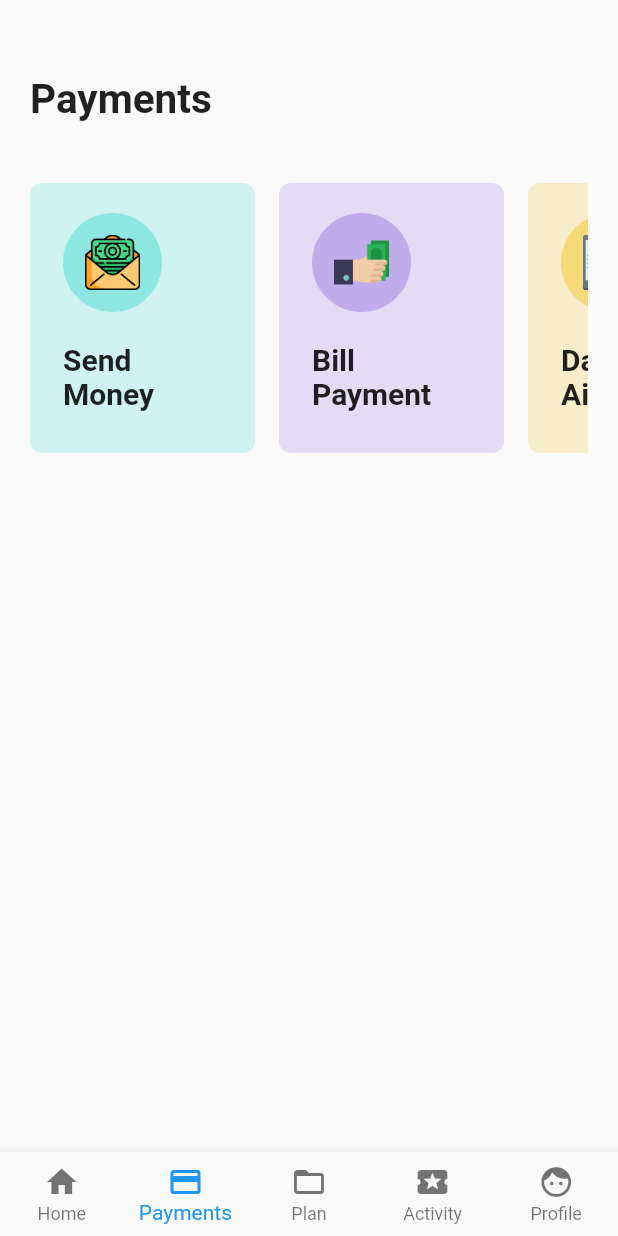
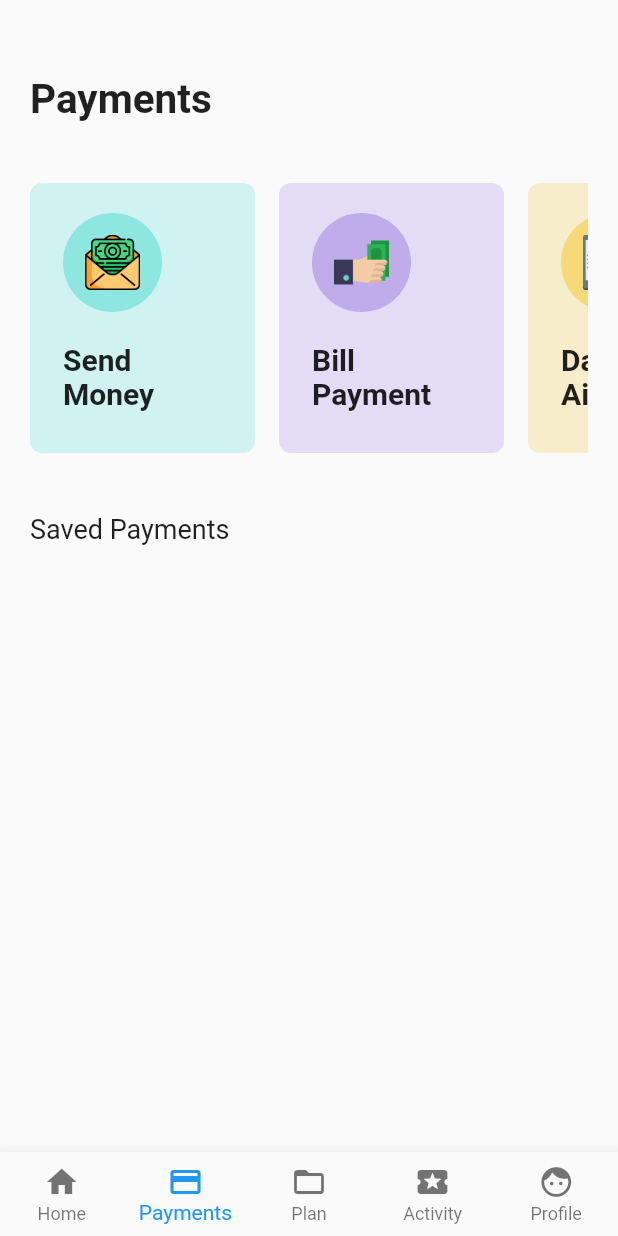
Before and after one commit to favourori/bankingapp-ui-design, a Flutter app: the screen it shows after launch, item 2 of the bottom bar chosen, on a phone screen of 412 x 824 dp. Run offline on Flutter 3.47's test engine with Material 2 defaults, Android fonts, the phone set to English and light mode, and no system bars.

Commit message:
finished slider

```diff
--- a/lib/payment.dart
+++ b/lib/payment.dart
@@ -23,6 +23,13 @@ class Payment extends StatelessWidget {
               height: 40.0,
             ),
             SlidingDash(),
+            SizedBox(
+              height: 40.0,
+            ),
+            Text(
+              "Saved Payments",
+              style: TextStyle(fontSize: 18.0),
+            )
           ],
         ),
       ),
```
